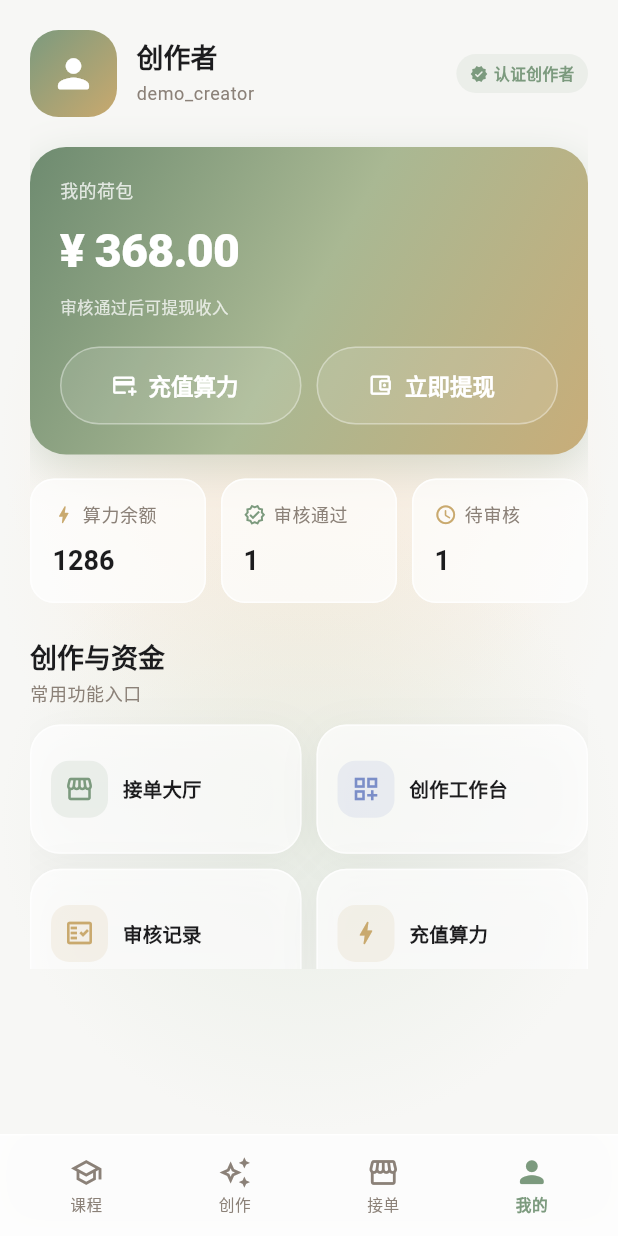
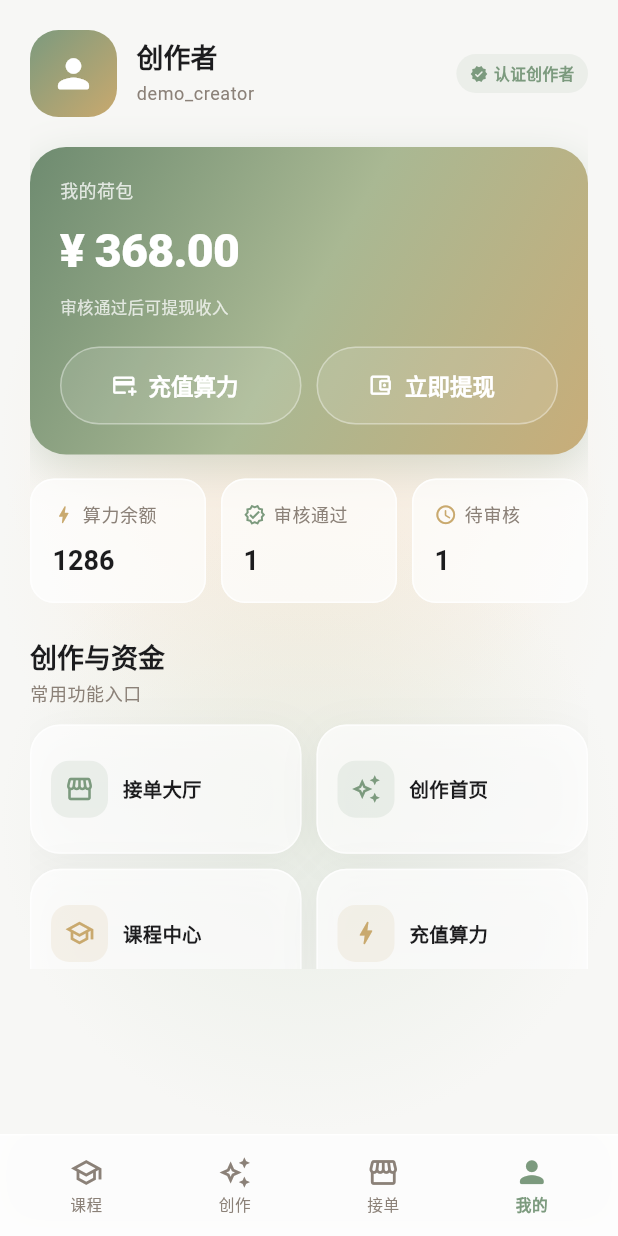
Before and after one commit to uxiaoting-code/opc_ai_creator, a Flutter app: the CreatorProfilePage screen opened by its route, on a phone screen of 412 x 824 dp. Run offline on Flutter 3.47's test engine with Material 3 defaults, Android fonts, the phone set to English and light mode, and no system bars; our stand-ins replace chewie, dio, go_router, image_picker, permission_handler, shared_preferences and 1 more; accounts and stored records are empty; network calls fail.

Commit message:
feat(user): 个人中心入口对齐四Tab结构

```diff
--- a/lib/creator_flow/pages/profile_page.dart
+++ b/lib/creator_flow/pages/profile_page.dart
@@ -176,16 +176,16 @@ class CreatorProfilePage extends StatelessWidget {
                 onTap: () => context.go('/market'),
               ),
               _ToolTile(
-                icon: Icons.dashboard_customize_outlined,
-                label: '创作工作台',
-                color: const Color(0xFF7B8EC8),
-                onTap: () => context.go('/workbench'),
+                icon: Icons.auto_awesome_outlined,
+                label: '创作首页',
+                color: AppColors.sage,
+                onTap: () => context.go('/create'),
               ),
               _ToolTile(
-                icon: Icons.fact_check_outlined,
-                label: '审核记录',
+                icon: Icons.school_outlined,
+                label: '课程中心',
                 color: AppColors.gold,
-                onTap: () => context.go('/submissions'),
+                onTap: () => context.go('/course'),
               ),
               _ToolTile(
                 icon: Icons.bolt_rounded,
```
